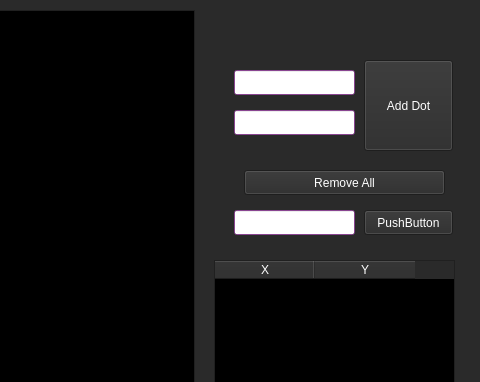
Before: the Qt Designer form lab_01/mainwindow.ui in Pricolistok/Computer_graphics, drawn with Qt 5; both pictures show x 836 to 1316 and y 0 to 382 of the 1316 by 737 pixel window.
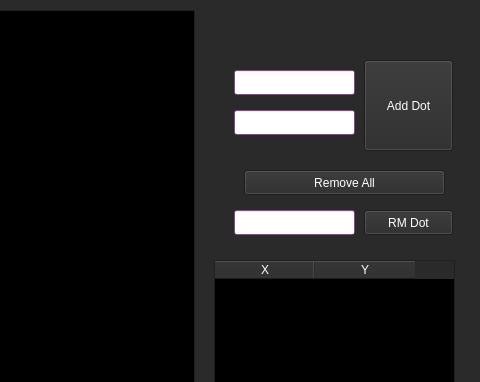
After: the same form once the commit is applied.

```diff
--- a/lab_01/mainwindow.ui
+++ b/lab_01/mainwindow.ui
@@ -1991,7 +1991,7 @@
      </rect>
     </property>
     <property name="text">
-     <string>PushButton</string>
+     <string>RM Dot</string>
     </property>
    </widget>
    <widget class="QGraphicsView" name="graphicsView">
```
